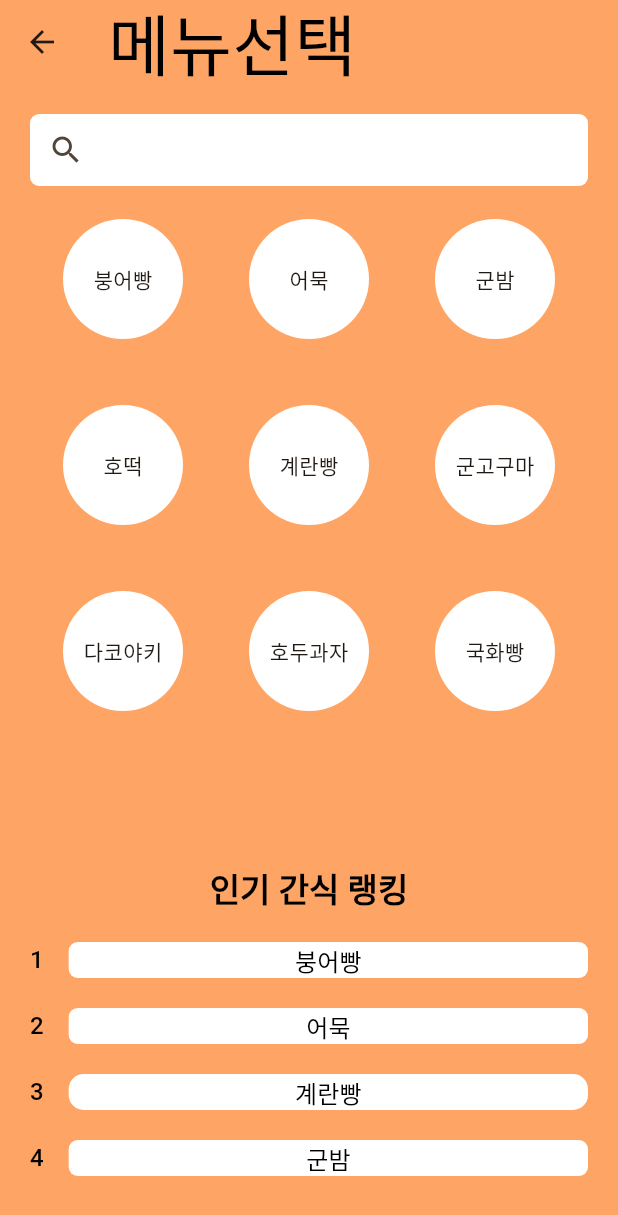
After one commit to gkssk925/WinterFoodies, a Flutter app: the HomeScreen screen opened by its route, on a phone screen of 412 x 824 dp. The commit adds this screen. Shown: the top 1215 px of the screen. Run offline on Flutter 3.47's test engine with Material 2 defaults, Android fonts, the phone set to English and light mode, and no system bars; our stand-ins replace flutter_native_splash, geolocator, google_fonts, google_maps_flutter.

```diff
--- /dev/null
+++ b/lib/presentation/screens/home/home_screen.dart
@@ -0,0 +1,218 @@
+import 'package:flutter/material.dart';
+import 'package:winter_foodies/config/my_colors.dart';
+import 'package:winter_foodies/constants/build_context_extensions.dart';
+import 'package:winter_foodies/constants/strings.dart';
+import 'package:winter_foodies/presentation/screens/category/category_screen.dart';
+import 'package:winter_foodies/presentation/screens/mypage/my_page_screen.dart';
+
+class HomeScreen extends StatefulWidget {
+  const HomeScreen({super.key});
+
+  @override
+  State<HomeScreen> createState() => _HomeScreenState();
+}
+
+class _HomeScreenState extends State<HomeScreen> {
+  final SearchController _searchController = SearchController();
+
+  @override
+  Widget build(BuildContext context) {
+    return Scaffold(
+        resizeToAvoidBottomInset: false,
+        backgroundColor: MyColors.primary,
+        appBar: AppBar(
+          title: Text(
+            '메뉴선택',
+            style: context.displayMedium(),
+          ),
+          // leading: IconButton(
+          //     onPressed: () {
+          //       Navigator.of(context).pop();
+          //     },
+          //     icon: Icon(Icons.arrow_back_ios)),
+          backgroundColor: MyColors.primary,
+        ),
+        body: Container(
+            padding: const EdgeInsets.fromLTRB(20, 20, 20, 40),
+            child: Column(
+              children: [
+                SearchAnchor(
+                    searchController: _searchController,
+                    isFullScreen: false,
+                    viewHintText: '메뉴 검색',
+                    builder:
+                        (BuildContext context, SearchController controller) {
+                      return Container(
+                        decoration: const BoxDecoration(
+                            borderRadius: BorderRadius.all(Radius.circular(6)),
+                            color: MyColors.white),
+                        child: Row(
+                          children: [
+                            IconButton(
+                              icon: const Icon(Icons.search),
+                              onPressed: () {
+                                controller.openView();
+                              },
+                            ),
+                            Text(
+                              _searchController.text,
+                              style: context.titleMedium(),
+                            )
+                          ],
+                        ),
+                      );
+                    },
+                    suggestionsBuilder:
+                        (BuildContext context, SearchController controller) {
+                      return List<ListTile>.generate(Strings.cateList.length,
+                          (int index) {
+                        final String item = Strings.cateList[index];
+                        return ListTile(
+                          title: Text(item),
+                          onTap: () {
+                            setState(() {
+                              controller.closeView(item);
+                            });
+                          },
+                        );
+                      });
+                    }),
+                Flexible(
+                  child: GridView.count(
+                    crossAxisCount: 3, // 열의 개수
+                    children: List.generate(Strings.cateList.length, (index) {
+                      return Center(
+                        child: InkWell(
+                          onTap: () {
+                            Navigator.of(context).pushNamed('/storeList');
+                          },
+                          child: Container(
+                            width: 80,
+                            height: 80,
+                            decoration: const BoxDecoration(
+                              shape: BoxShape.circle,
+                              color: Colors.white,
+                            ),
+                            child: Center(child: Text(Strings.cateList[index])),
+                          ),
+                        ),
+                      );
+                    }),
+                  ),
+                ),
+                Column(
+                  children: [
+                    Text(
+                      '인기 간식 랭킹',
+                      style: context.titleLarge(),
+                    ),
+                    const SizedBox(
+                      height: 20,
+                    ),
+                    Row(
+                      children: [
+                        Text(
+                          '1    ',
+                          style: context.titleMedium(),
+                        ),
+                        Flexible(
+                          flex: 2,
+                          child: Container(
+                            decoration: const BoxDecoration(
+                                borderRadius:
+                                    BorderRadius.all(Radius.circular(6)),
+                                color: MyColors.white),
+                            child: Center(
+                              child: Text(
+                                '붕어빵',
+                                style: context.titleMedium(),
+                              ),
+                            ),
+                          ),
+                        ),
+                      ],
+                    ),
+                    const SizedBox(
+                      height: 20,
+                    ),
+                    Row(
+                      children: [
+                        Text(
+                          '2    ',
+                          style: context.titleMedium(),
+                        ),
+                        Flexible(
+                          flex: 2,
+                          child: Container(
+                            decoration: const BoxDecoration(
+                                borderRadius:
+                                    BorderRadius.all(Radius.circular(6)),
+                                color: MyColors.white),
+                            child: Center(
+                              child: Text(
+                                '어묵',
+                                style: context.titleMedium(),
+                              ),
+                            ),
+                          ),
+                        ),
+                      ],
+                    ),
+                    const SizedBox(
+                      height: 20,
+                    ),
+                    Row(
+                      children: [
+                        Text(
+                          '3    ',
+                          style: context.titleMedium(),
+                        ),
+                        Flexible(
+                          flex: 2,
+                          child: Container(
+                            decoration: const BoxDecoration(
+                                borderRadius:
+                                    BorderRadius.all(Radius.circular(10)),
+                                color: MyColors.white),
+                            child: Center(
+                              child: Text(
+                                '계란빵',
+                                style: context.titleMedium(),
+                              ),
+                            ),
+                          ),
+                        ),
+                      ],
+                    ),
+                    const SizedBox(
+                      height: 20,
+                    ),
+                    Row(
+                      children: [
+                        Text(
+                          '4    ',
+                          style: context.titleMedium(),
+                        ),
+                        Flexible(
+                          flex: 2,
+                          child: Container(
+                            decoration: const BoxDecoration(
+                                borderRadius:
+                                    BorderRadius.all(Radius.circular(6)),
+                                color: MyColors.white),
+                            child: Center(
+                              child: Text(
+                                '군밤',
+                                style: context.titleMedium(),
+                              ),
+                            ),
+                          ),
+                        ),
+                      ],
+                    )
+                  ],
+                )
+              ],
+            )));
+  }
+}
--- a/pubspec.yaml
+++ b/pubspec.yaml
@@ -15,6 +15,8 @@ dependencies:
   cupertino_icons: ^1.0.2
   flutter_native_splash: ^2.3.0
   google_fonts: ^4.0.1
+  google_maps_flutter: ^2.2.7
+  geolocator: ^9.0.2
 
 dev_dependencies:
   flutter_test:
```
Also changed, not shown: lib/main.dart (+5 -4 lines), lib/presentation/screens/category/category_screen.dart (added, +20 -0 lines), lib/presentation/screens/login/login_screen.dart (+5 -2 lines), lib/presentation/screens/map/map_screen.dart (added, +106 -0 lines), lib/presentation/screens/menu/menu_screen.dart (deleted, +0 -215 lines), lib/presentation/screens/mypage/my_page_screen.dart (added, +19 -0 lines), lib/presentation/screens/store_list/store_list_screen.dart (+16 -1 lines), pubspec.lock, 11 other files.
